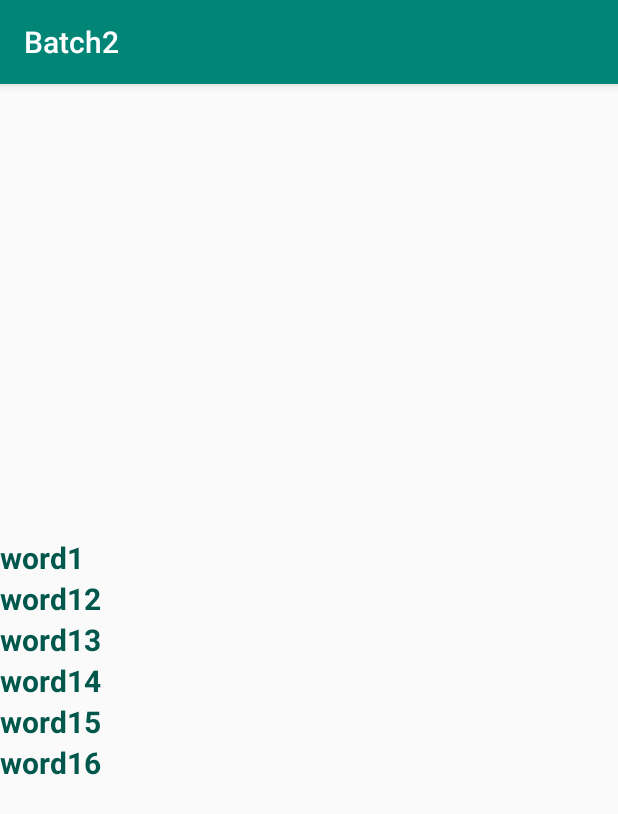
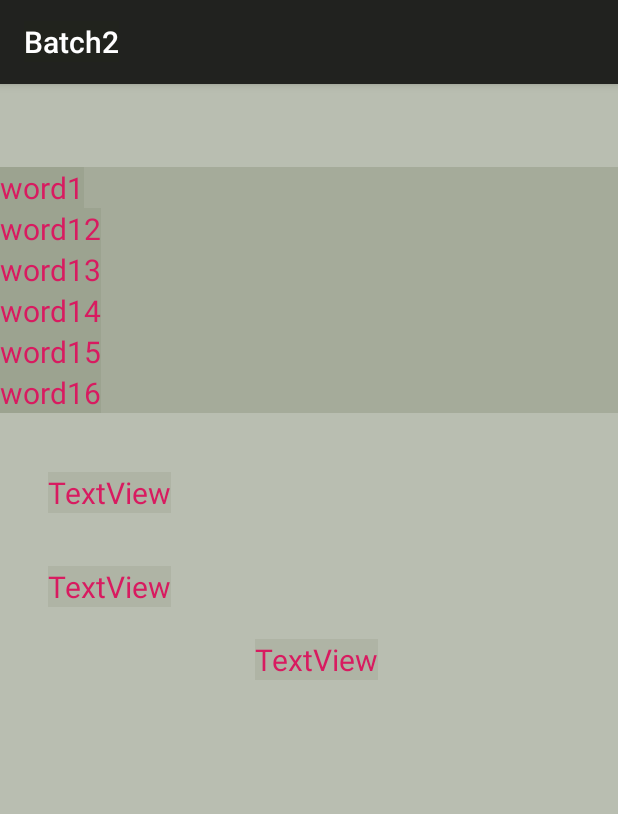
Before and after one commit to abdultanveer/Batch2, an Android app: the screen it shows after launch (CalculatorActivity), on a phone screen of 412 x 824 dp. Shown: the top 814 px of the screen. Run offline under Robolectric (Android 15) with nearby library versions, the phone set to English and light mode, and no system bars.

Commit message:
styles and themes

```diff
--- a/app/src/main/AndroidManifest.xml
+++ b/app/src/main/AndroidManifest.xml
@@ -11,7 +11,7 @@
         android:roundIcon="@mipmap/ic_launcher_round"
         android:supportsRtl="true"
         android:theme="@style/AppTheme">
-        <activity android:name=".CalculatorActivity">
+        <activity android:name=".CalculatorActivity" android:theme="@style/mytextstyle">
 
             <intent-filter>
                 <action android:name="android.intent.action.MAIN" />
--- a/app/src/main/res/layout/activity_recyclerview.xml
+++ b/app/src/main/res/layout/activity_recyclerview.xml
@@ -1,6 +1,7 @@
 <?xml version="1.0" encoding="utf-8"?>
 <android.support.constraint.ConstraintLayout xmlns:android="http://schemas.android.com/apk/res/android"
     xmlns:app="http://schemas.android.com/apk/res-auto"
+    xmlns:tools="http://schemas.android.com/tools"
     android:layout_width="match_parent"
     android:layout_height="match_parent">
 
@@ -10,8 +11,48 @@
         android:layout_height="wrap_content"
         app:layout_constraintBottom_toBottomOf="parent"
         app:layout_constraintEnd_toEndOf="parent"
+        app:layout_constraintHorizontal_bias="0.0"
         app:layout_constraintStart_toStartOf="parent"
-        app:layout_constraintTop_toTopOf="parent"></android.support.v7.widget.RecyclerView>
+        app:layout_constraintTop_toTopOf="parent"
+        app:layout_constraintVertical_bias="0.092"></android.support.v7.widget.RecyclerView>
+
+    <TextView
+        android:id="@+id/textView2"
+        style="@style/mytextstyle"
+        android:layout_width="wrap_content"
+        android:layout_height="wrap_content"
+        android:layout_marginStart="32dp"
+        android:layout_marginLeft="32dp"
+        android:layout_marginTop="39dp"
+        android:text="TextView"
+        app:layout_constraintStart_toStartOf="parent"
+        app:layout_constraintTop_toBottomOf="@+id/recyclerview" />
+
+    <TextView
+        android:id="@+id/textView3"
+        android:layout_width="wrap_content"
+        android:layout_height="wrap_content"
+        android:layout_marginStart="32dp"
+        android:layout_marginLeft="32dp"
+        android:layout_marginTop="35dp"
+        android:text="TextView"
+        app:layout_constraintStart_toStartOf="parent"
+        app:layout_constraintTop_toBottomOf="@+id/textView2" />
+
+    <TextView
+        android:id="@+id/textView4"
+        android:layout_width="wrap_content"
+        android:layout_height="wrap_content"
+        android:layout_marginStart="56dp"
+        android:layout_marginLeft="56dp"
+        android:layout_marginTop="21dp"
+        android:text="TextView"
+        app:layout_constraintStart_toEndOf="@+id/textView3"
+        app:layout_constraintTop_toBottomOf="@+id/textView3" />
+
+    <!-- android:textSize="20sp"
+     android:textColor="@color/colorPrimaryDark"
+     android:background="#1230"-->
 
 
 </android.support.constraint.ConstraintLayout>
--- a/app/src/main/res/layout/list_row_layout.xml
+++ b/app/src/main/res/layout/list_row_layout.xml
@@ -7,9 +7,7 @@
         android:id="@+id/mytextView"
         android:layout_width="wrap_content"
         android:layout_height="wrap_content"
-        android:textSize="20sp"
-        android:textColor="@color/colorPrimaryDark"
-        android:textStyle="bold"
+        style="@style/mytextstyle"
         android:text="TextView" />
 
 </LinearLayout>
--- a/app/src/main/res/mipmap-anydpi-v26/ic_launcher.xml
+++ b/app/src/main/res/mipmap-anydpi-v26/ic_launcher.xml
@@ -1,5 +1,5 @@
 <?xml version="1.0" encoding="utf-8"?>
 <adaptive-icon xmlns:android="http://schemas.android.com/apk/res/android">
-    <background android:drawable="@drawable/ic_launcher_background" />
-    <foreground android:drawable="@drawable/ic_launcher_foreground" />
+    <background android:drawable="@drawable/ic_launcher_background"/>
+    <foreground android:drawable="@drawable/ic_launcher_foreground"/>
 </adaptive-icon>
--- a/app/src/main/res/mipmap-anydpi-v26/ic_launcher_round.xml
+++ b/app/src/main/res/mipmap-anydpi-v26/ic_launcher_round.xml
@@ -1,5 +1,5 @@
 <?xml version="1.0" encoding="utf-8"?>
 <adaptive-icon xmlns:android="http://schemas.android.com/apk/res/android">
-    <background android:drawable="@drawable/ic_launcher_background" />
-    <foreground android:drawable="@drawable/ic_launcher_foreground" />
+    <background android:drawable="@drawable/ic_launcher_background"/>
+    <foreground android:drawable="@drawable/ic_launcher_foreground"/>
 </adaptive-icon>
--- a/app/src/main/res/values/styles.xml
+++ b/app/src/main/res/values/styles.xml
@@ -17,4 +17,13 @@
 
     <style name="AppTheme.PopupOverlay" parent="ThemeOverlay.AppCompat.Light" />
 
+    <style name="mytextstyle"  parent="Theme.AppCompat.Light.DarkActionBar">
+        <item name="android:background">#1230</item>
+        <item name="android:textSize">20sp</item>
+        <item name="android:textColor">@color/colorAccent</item>
+    </style>
+    <style name="redfontstyle" parent="mytextstyle">
+        <item name="android:textColor">#ab00</item>
+    </style>
+
 </resources>
```
Also changed, not shown: app/src/main/res/drawable-v24/ic_launcher_foreground.xml (+6 -6 lines), app/src/main/res/drawable/ic_launcher_background.xml (+70 -166 lines), app/src/main/res/drawable/rect.xml (added, +8 -0 lines), app/src/main/res/mipmap-hdpi/ic_launcher.png, app/src/main/res/mipmap-hdpi/ic_launcher_round.png, app/src/main/res/mipmap-mdpi/ic_launcher.png, app/src/main/res/mipmap-mdpi/ic_launcher_round.png, app/src/main/res/mipmap-xhdpi/ic_launcher.png, app/src/main/res/mipmap-xhdpi/ic_launcher_round.png, app/src/main/res/mipmap-xxhdpi/ic_launcher.png, app/src/main/res/mipmap-xxhdpi/ic_launcher_round.png, app/src/main/res/mipmap-xxxhdpi/ic_launcher.png, app/src/main/res/mipmap-xxxhdpi/ic_launcher_round.png.
